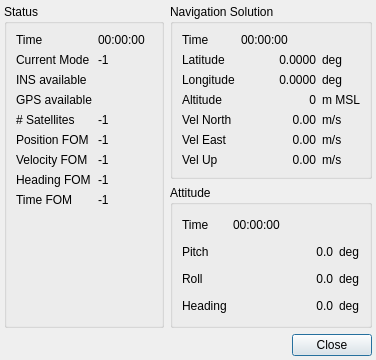
The window that src/hcrgui/HcrGuiCmigitsStatusDialog.ui (NCAR/HCR_instrument) describes before a commit, drawn with Qt 5.
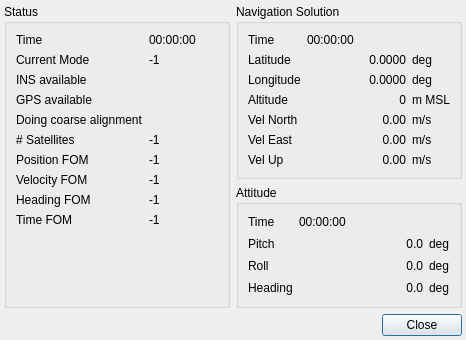
The same window after the commit. Icons and pictures are not drawn.

Commit message: Add handling for C-MIGITS coarse alignment state.

The edit to the form file:
```diff
--- a/src/hcrgui/HcrGuiCmigitsStatusDialog.ui
+++ b/src/hcrgui/HcrGuiCmigitsStatusDialog.ui
@@ -6,8 +6,8 @@
    <rect>
     <x>0</x>
     <y>0</y>
-    <width>376</width>
-    <height>360</height>
+    <width>466</width>
+    <height>340</height>
    </rect>
   </property>
   <property name="windowTitle">
@@ -29,30 +29,30 @@
       <string>Status</string>
      </property>
      <layout class="QGridLayout" name="gridLayout_2">
-      <item row="8" column="0">
+      <item row="9" column="0">
        <widget class="QLabel" name="timeFOMLabel">
         <property name="text">
          <string>Time FOM</string>
         </property>
        </widget>
       </item>
-      <item row="6" column="1">
-       <widget class="QLabel" name="velocityFOMValue">
-        <property name="sizePolicy">
-         <sizepolicy hsizetype="Preferred" vsizetype="Preferred">
-          <horstretch>0</horstretch>
-          <verstretch>0</verstretch>
-         </sizepolicy>
-        </property>
-        <property name="text">
-         <string>-1</string>
-        </property>
-        <property name="alignment">
-         <set>Qt::AlignLeading|Qt::AlignLeft|Qt::AlignVCenter</set>
-        </property>
-       </widget>
-      </item>
       <item row="7" column="1">
+       <widget class="QLabel" name="velocityFOMValue">
+        <property name="sizePolicy">
+         <sizepolicy hsizetype="Preferred" vsizetype="Preferred">
+          <horstretch>0</horstretch>
+          <verstretch>0</verstretch>
+         </sizepolicy>
+        </property>
+        <property name="text">
+         <string>-1</string>
+        </property>
+        <property name="alignment">
+         <set>Qt::AlignLeading|Qt::AlignLeft|Qt::AlignVCenter</set>
+        </property>
+       </widget>
+      </item>
+      <item row="8" column="1">
        <widget class="QLabel" name="headingFOMValue">
         <property name="sizePolicy">
          <sizepolicy hsizetype="Preferred" vsizetype="Preferred">
@@ -68,14 +68,14 @@
         </property>
        </widget>
       </item>
-      <item row="5" column="0">
+      <item row="6" column="0">
        <widget class="QLabel" name="positionFOMLabel">
         <property name="text">
          <string>Position FOM</string>
         </property>
        </widget>
       </item>
-      <item row="7" column="0">
+      <item row="8" column="0">
        <widget class="QLabel" name="headingFOMLabel">
         <property name="text">
          <string>Heading FOM</string>
@@ -112,7 +112,7 @@
         </property>
        </widget>
       </item>
-      <item row="8" column="1">
+      <item row="9" column="1">
        <widget class="QLabel" name="timeFOMValue">
         <property name="sizePolicy">
          <sizepolicy hsizetype="Preferred" vsizetype="Preferred">
@@ -128,14 +128,14 @@
         </property>
        </widget>
       </item>
-      <item row="6" column="0">
+      <item row="7" column="0">
        <widget class="QLabel" name="velocityFOMLabel">
         <property name="text">
          <string>Velocity FOM</string>
         </property>
        </widget>
       </item>
-      <item row="5" column="1">
+      <item row="6" column="1">
        <widget class="QLabel" name="positionFOMValue">
         <property name="sizePolicy">
          <sizepolicy hsizetype="Preferred" vsizetype="Preferred">
@@ -203,7 +203,7 @@
         </property>
        </widget>
       </item>
-      <item row="9" column="0">
+      <item row="10" column="0">
        <spacer name="verticalSpacer">
         <property name="orientation">
          <enum>Qt::Vertical</enum>
@@ -216,14 +216,14 @@
         </property>
        </spacer>
       </item>
-      <item row="4" column="0">
+      <item row="5" column="0">
        <widget class="QLabel" name="satCountLabel">
         <property name="text">
          <string># Satellites</string>
         </property>
        </widget>
       </item>
-      <item row="4" column="1">
+      <item row="5" column="1">
        <widget class="QLabel" name="satCountValue">
         <property name="text">
          <string>-1</string>
@@ -237,6 +237,23 @@
         </property>
        </widget>
       </item>
+      <item row="4" column="0">
+       <widget class="QLabel" name="coarseAlignLabel">
+        <property name="text">
+         <string>Doing coarse alignment</string>
+        </property>
+       </widget>
+      </item>
+      <item row="4" column="1">
+       <widget class="QLabel" name="coarsAlignValue">
+        <property name="text">
+         <string/>
+        </property>
+        <property name="pixmap">
+         <pixmap resource="HcrGuiMainWindow.qrc">:/greenLED_off.png</pixmap>
+        </property>
+       </widget>
+      </item>
      </layout>
     </widget>
    </item>
```
The commit also changes 1 other file.
